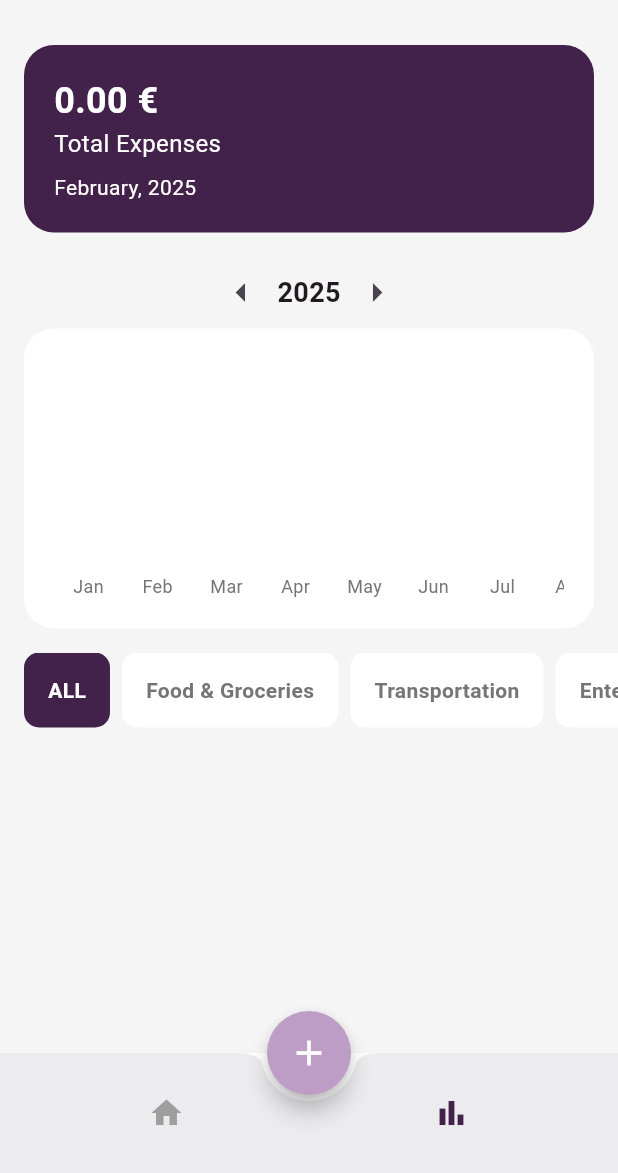
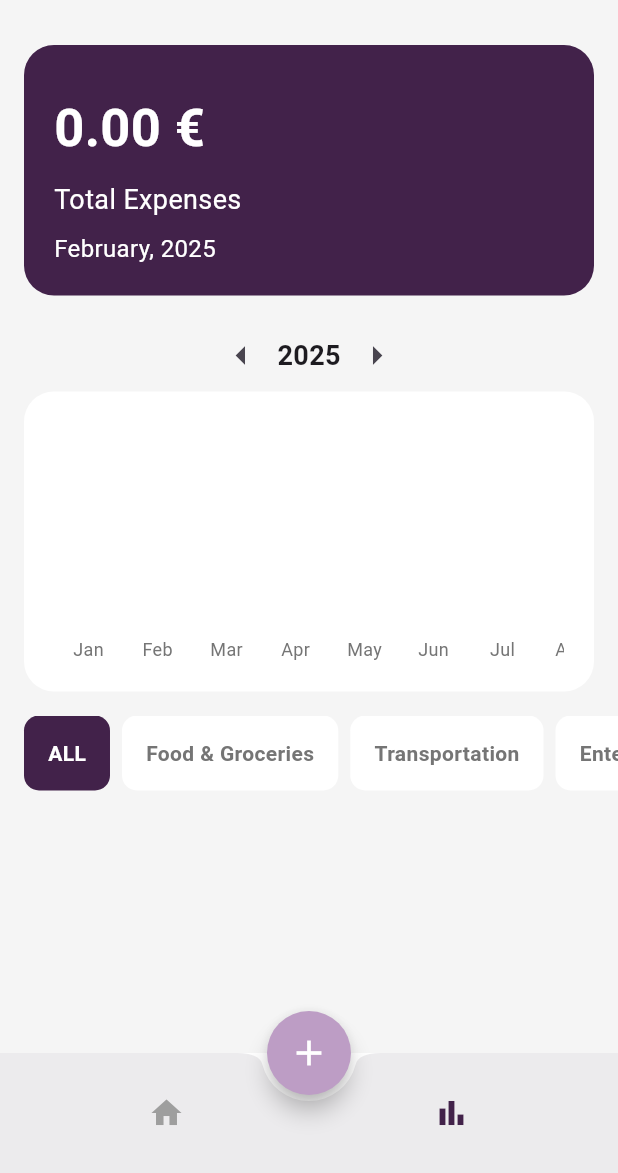
Before and after one commit to GianMen91/personal_expense_tracker, a Flutter app: the screen it shows after launch, after a tap on the "bar chart" icon, on a phone screen of 412 x 824 dp, the part 63-1236 px from its top. Run offline on Flutter 3.47's test engine with Material 3 defaults, Android fonts, the phone set to English and light mode, and no system bars; our stand-ins replace flutter_bloc, sqflite; accounts and stored records are empty.

Commit message:
minor UI changes

```diff
--- a/lib/screens/expenses_list_screen.dart
+++ b/lib/screens/expenses_list_screen.dart
@@ -92,21 +92,21 @@ class ExpensesListScreen extends StatelessWidget {
                   child: Column(
                     crossAxisAlignment: CrossAxisAlignment.start,
                     children: [
-                      const Text(
-                        'Total expense this month:',
-                        style: TextStyle(
-                            color: Colors.white70,
-                            fontSize: 18,
-                            fontWeight: FontWeight.bold),
-                      ),
-                      const SizedBox(height: 20),
+                      const SizedBox(height: 10),
                       Text(
                         '${monthlyTotal.toStringAsFixed(2)} €',
                         style: const TextStyle(
                           color: Colors.white,
-                          fontSize: 28,
+                          fontSize: 35,
                           fontWeight: FontWeight.bold,
                         ),
+                      ),
+                      const SizedBox(height: 10),
+                      const Text(
+                        'Total expense this month',
+                        style: TextStyle(
+                            color: Colors.white,
+                            fontSize: 18),
                       ),
                     ],
                   ),
--- a/lib/screens/statistic_screen.dart
+++ b/lib/screens/statistic_screen.dart
@@ -71,18 +71,20 @@ class _StatisticScreenState extends State<StatisticScreen> {
       child: Column(
         crossAxisAlignment: CrossAxisAlignment.start,
         children: [
+          const SizedBox(height: 10),
           Text(
             '${totalAmount.toStringAsFixed(2)} €',
-            style: const TextStyle(fontSize: 24, fontWeight: FontWeight.bold, color: Colors.white),
+            style: const TextStyle(fontSize: 35, fontWeight: FontWeight.bold, color: Colors.white),
           ),
+          const SizedBox(height: 10),
           Text(
             selectedCategory == "ALL" ? 'Total Expenses' : 'Total for $selectedCategory',
-            style: const TextStyle(color: Colors.white, fontSize: 16),
+            style: const TextStyle(color: Colors.white, fontSize: 18),
           ),
           const SizedBox(height: 8),
           Text(
             DateFormat('MMMM, yyyy').format(selectedDate),
-            style: const TextStyle(color: Colors.white, fontSize: 14),
+            style: const TextStyle(color: Colors.white, fontSize: 16),
           ),
         ],
       ),
```
